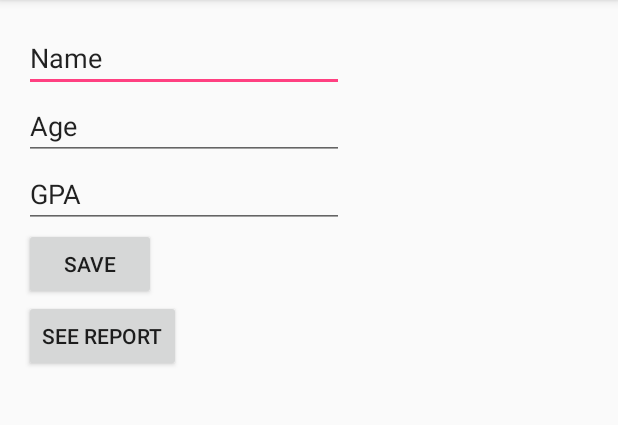
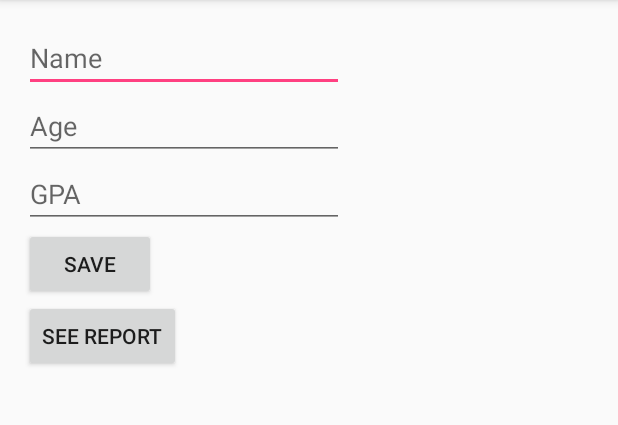
Before and after one commit to gingerspc/InClassAssignment05_JiajingC, an Android app: the screen it shows after launch (MainActivity), on a phone screen of 412 x 824 dp, the part 84-509 px from its top. Run offline under Robolectric (Android 15) with nearby library versions, the phone set to English and light mode, and no system bars.

Commit message:
Change the text attribute to hint

```diff
--- a/app/src/main/res/layout/activity_main.xml
+++ b/app/src/main/res/layout/activity_main.xml
@@ -16,13 +16,13 @@
         android:layout_width="wrap_content"
         android:layout_height="wrap_content"
         android:inputType="textPersonName"
-        android:text="Name"
+        android:hint="Name"
         android:ems="10"
         android:id="@+id/name" />
     <EditText
         android:layout_width="wrap_content"
         android:layout_height="wrap_content"
-        android:text="Age"
+        android:hint="Age"
         android:ems="10"
         android:id="@+id/age"
         android:inputType="number" />
@@ -30,7 +30,7 @@
     <EditText
         android:layout_width="wrap_content"
         android:layout_height="wrap_content"
-        android:text="GPA"
+        android:hint="GPA"
         android:ems="10"
         android:id="@+id/gpa"
         android:inputType="numberDecimal" />
```
Also changed, not shown: 1 other file.
